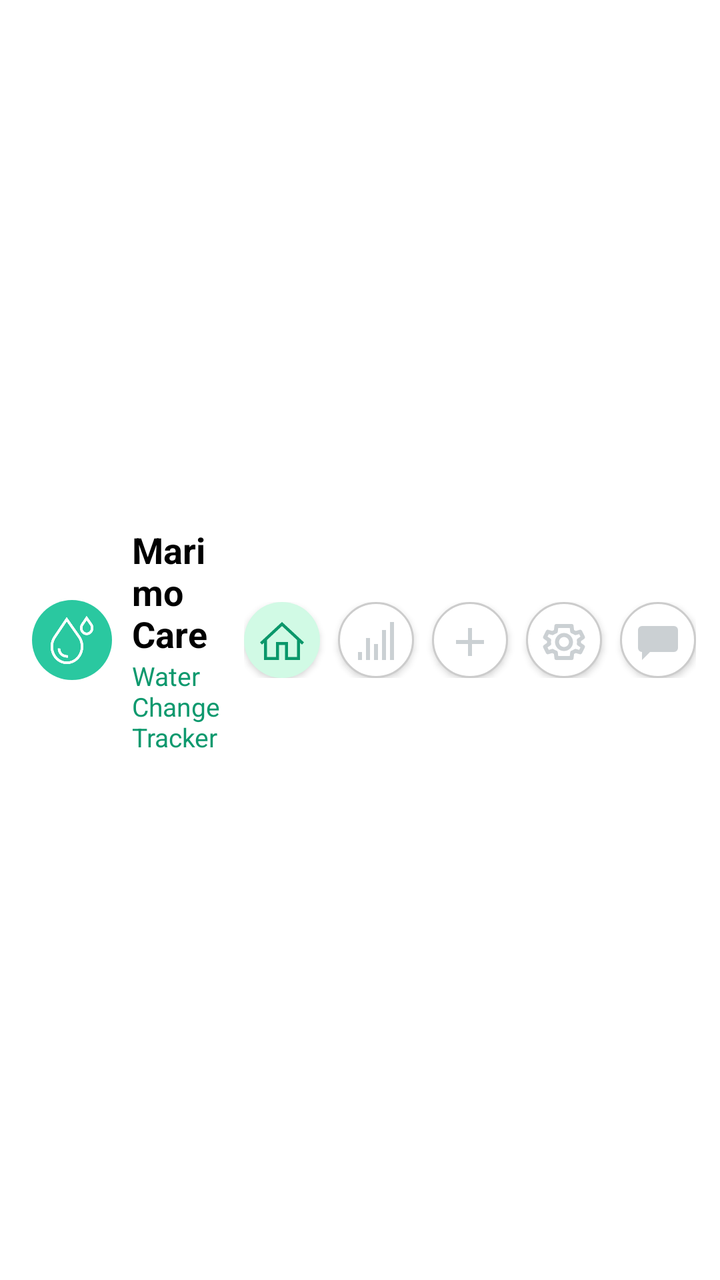
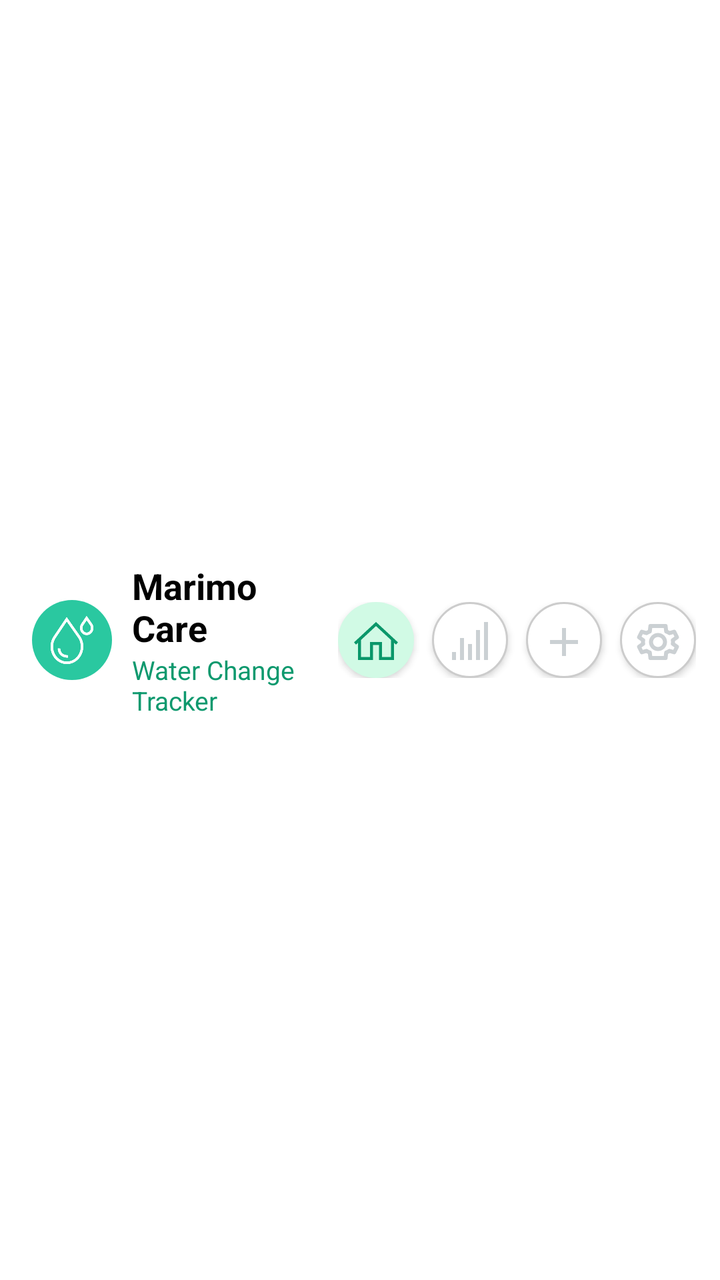

Screens rendered from an Android XML layout before and after an edit, with the pre-edit source and the edit as a unified diff.
<!-- AndroidManifest.xml: application theme Theme.MarimoCare -->
<!-- res/layout/header.xml -->
<?xml version="1.0" encoding="utf-8"?>
<LinearLayout xmlns:android="http://schemas.android.com/apk/res/android"
    xmlns:app="http://schemas.android.com/apk/res-auto"
    xmlns:tools="http://schemas.android.com/tools"
    android:id="@+id/header"
    android:layout_width="match_parent"
    android:layout_height="wrap_content"
    android:background="?attr/colorSurface"
    android:paddingStart="16dp"
    android:paddingEnd="12dp"
    android:paddingTop="12dp"
    android:paddingBottom="12dp"
    android:orientation="horizontal"
    android:gravity="center_vertical"
    android:clipToPadding="false"
    android:fitsSystemWindows="true"
    android:elevation="4dp">

    <ImageView
        android:id="@+id/appLogo"
        android:layout_width="40dp"
        android:layout_height="40dp"
        android:background="@drawable/bg_button_green"
        android:src="@drawable/ic_water_drop_white"
        android:padding="8dp"
        android:contentDescription="@string/app_name"
        app:tint="@color/marimo_surface" />

    <LinearLayout
        android:layout_width="0dp"
        android:layout_height="wrap_content"
        android:layout_weight="1"
        android:orientation="vertical"
        android:paddingStart="10dp"
        tools:ignore="RtlSymmetry">

        <TextView
            android:id="@+id/titleMain"
            android:layout_width="wrap_content"
            android:layout_height="wrap_content"
            android:text="@string/app_name"
            android:textColor="@android:color/black"
            android:textSize="18sp"
            android:textStyle="bold" />

        <TextView
            android:id="@+id/titleSub"
            android:layout_width="wrap_content"
            android:layout_height="wrap_content"
            android:text="@string/water_change_tracker"
            android:textColor="@color/marimo_text"
            android:textSize="13sp" />
    </LinearLayout>

    <HorizontalScrollView
        android:layout_width="wrap_content"
        android:layout_height="wrap_content"
        android:scrollbars="none">

        <LinearLayout
            android:layout_width="wrap_content"
            android:layout_height="wrap_content"
            android:orientation="horizontal">

            <Button
                android:id="@+id/btnDashboardHeader"
                android:layout_width="38dp"
                android:layout_height="38dp"
                android:background="@drawable/bg_button_light_green"
                android:drawableTop="@drawable/ic_dashboard"
                android:drawableTint="@color/marimo_item_green"
                android:gravity="center"
                android:padding="8dp"
                android:text=""
                app:backgroundTint="@null"
                tools:ignore="ButtonStyle" />

            <Button
                android:id="@+id/btnOpenStats"
                android:layout_width="38dp"
                android:layout_height="38dp"
                android:layout_marginStart="9dp"
                android:background="@drawable/bg_button_white"
                android:drawableTop="@drawable/ic_stats"
                android:drawableTint="@color/marimo_add_icon"
                android:gravity="center"
                android:padding="8dp"
                android:text=""
                app:backgroundTint="@null"
                tools:ignore="ButtonStyle" />

            <Button
                android:id="@+id/btnAddMarimoHeader"
                android:layout_width="38dp"
                android:layout_height="38dp"
                android:layout_marginStart="9dp"
                android:background="@drawable/bg_button_white"
                android:drawableTop="@drawable/ic_add"
                android:drawableTint="@color/marimo_add_icon"
                android:gravity="center"
                android:padding="8dp"
                android:text=""
                app:backgroundTint="@null"
                tools:ignore="ButtonStyle" />

            <Button
                android:id="@+id/btnOpenSettings"
                android:layout_width="38dp"
                android:layout_height="38dp"
                android:layout_marginStart="9dp"
                android:background="@drawable/bg_button_white"
                android:drawableTop="@drawable/ic_settings"
                android:drawableTint="@color/marimo_add_icon"
                android:gravity="center"
                android:padding="8dp"
                android:text=""
                app:backgroundTint="@null"
                tools:ignore="ButtonStyle" />

            <Button
                android:id="@+id/btnOpenFeedback"
                android:layout_width="38dp"
                android:layout_height="38dp"
                android:layout_marginStart="9dp"
                android:background="@drawable/bg_button_white"
                android:drawableTop="@drawable/ic_feedback"
                android:drawableTint="@color/marimo_add_icon"
                android:gravity="center"
                android:padding="8dp"
                android:text=""
                app:backgroundTint="@null"
                tools:ignore="ButtonStyle" />

        </LinearLayout>

    </HorizontalScrollView>

</LinearLayout>
<!-- resources referenced by this layout -->
<resources>
  <color name="marimo_add_icon">#cbd0d3</color>
  <color name="marimo_item_green">#0a976a</color>
  <color name="marimo_surface">#FFFFFF</color>
  <color name="marimo_text">#0e996e</color>
  <!-- drawable bg_button_green (drawable) -->
  <?xml version="1.0" encoding="utf-8"?>
  <selector xmlns:android="http://schemas.android.com/apk/res/android">
      
      <item android:state_pressed="true">
          <shape android:shape="rectangle">
              <solid android:color="#088A5C" />
              <corners android:radius="50dp" />
          </shape>
      </item>
  
      
      <item>
          <shape android:shape="rectangle">
              <solid android:color="@color/marimo_primary" />
              <corners android:radius="50dp" />
          </shape>
      </item>
  </selector>
  <!-- drawable bg_button_light_green (drawable) -->
  <?xml version="1.0" encoding="utf-8"?>
  <selector xmlns:android="http://schemas.android.com/apk/res/android">
      
      <item android:state_pressed="true">
          <shape android:shape="rectangle">
              <solid android:color="#088A5C" />
              <corners android:radius="50dp" />
          </shape>
      </item>
  
      
      <item>
          <shape android:shape="rectangle">
              <solid android:color="@color/marimo_header" />
              <corners android:radius="50dp" />
          </shape>
      </item>
  </selector>
  <!-- drawable ic_dashboard (drawable) -->
  <vector xmlns:android="http://schemas.android.com/apk/res/android" xmlns:aapt="http://schemas.android.com/aapt"
      android:viewportWidth="256"
      android:viewportHeight="256"
      android:width="24dp"
      android:height="24dp">
      <group
          android:scaleX="16"
          android:scaleY="16">
          <path
              android:pathData="M8 1.32031l-7.33984 6.8125l0.67969 0.73438l0.66016 -0.61328v5.74609h5v-5h2v5h5v-5.74609l0.66016 0.61328l0.67969 -0.73437zM8 2.67969l5 4.64844v5.67188h-3v-5h-4v5h-3v-5.67187z"
              android:fillColor="#0A976A"
              android:strokeMiterLimit="10" />
      </group>
  </vector>
  <!-- drawable ic_feedback (drawable) -->
  <vector xmlns:android="http://schemas.android.com/apk/res/android"
      android:width="24dp"
      android:height="24dp"
      android:viewportWidth="24"
      android:viewportHeight="24">
      <path
          android:fillColor="#FFFFFFFF"
          android:pathData="M4,4h16a2,2 0 0 1 2,2v9a2,2 0 0 1 -2,2H8l-4,4v-4H4a2,2 0 0 1 -2,-2V6a2,2 0 0 1 2,-2z"/>
  
      <path
          android:fillColor="#FFFFFFFF"
          android:pathData="M7,8h10v1H7z"/>
  
      <path
          android:fillColor="#FFFFFFFF"
          android:pathData="M7,11h7v1H7z"/>
  
  </vector>
  <string name="app_name">Marimo Care</string>
  <string name="water_change_tracker">Water Change Tracker</string>
  <color name="marimo_primary">#2ac8a0</color>
  <color name="marimo_header">#d1fae5</color>
  <color name="marimo_dark">#000000</color>
  <color name="marimo_red">#D9534F</color>
  <color name="marimo_text_primary">#0B6E4F</color>
  <color name="marimo_text_secondary">#555555</color>
  <style name="Shape.Marimo.Small" parent="ShapeAppearance.Material3.Corner.Small">
          <item name="cornerFamily">rounded</item>
          <item name="cornerSize">8dp</item>
      </style>
  <style name="Shape.Marimo.Large" parent="ShapeAppearance.Material3.Corner.Large">
          <item name="cornerFamily">rounded</item>
          <item name="cornerSize">16dp</item>
      </style>
  <style name="Widget.Marimo.Button" parent="Widget.Material3.Button">
          <item name="cornerRadius">16dp</item>
          <item name="android:textAllCaps">false</item>
      </style>
  <style name="Text.Marimo.Body" parent="@style/TextAppearance.Material3.BodyMedium">
          <item name="android:textColor">@color/marimo_text_secondary</item>
      </style>
  <style name="CardCounterStyle">
          <item name="cardBackgroundColor">@android:color/white</item>
      </style>
  <color name="marimo_text_hint">#888888</color>
  <!-- unchanged entries left out for length: 10 -->
</resources>

<!-- the commit's change to res/layout/header.xml (unified diff, before → after) -->
@@ -13,7 +13,6 @@
     android:orientation="horizontal"
     android:gravity="center_vertical"
     android:clipToPadding="false"
-    android:fitsSystemWindows="true"
     android:elevation="4dp">
 
     <ImageView
@@ -117,19 +116,6 @@
                 app:backgroundTint="@null"
                 tools:ignore="ButtonStyle" />
 
-            <Button
-                android:id="@+id/btnOpenFeedback"
-                android:layout_width="38dp"
-                android:layout_height="38dp"
-                android:layout_marginStart="9dp"
-                android:background="@drawable/bg_button_white"
-                android:drawableTop="@drawable/ic_feedback"
-                android:drawableTint="@color/marimo_add_icon"
-                android:gravity="center"
-                android:padding="8dp"
-                android:text=""
-                app:backgroundTint="@null"
-                tools:ignore="ButtonStyle" />
 
         </LinearLayout>
 
<!-- resource entries referenced after the edit -->
@@ -10,7 +10,7 @@
       
       <item android:state_pressed="true">
           <shape android:shape="rectangle">
-              <solid android:color="#088A5C" />
+              <solid android:color="@color/green_primary" />
               <corners android:radius="50dp" />
           </shape>
       </item>
@@ -29,7 +29,7 @@
       
       <item android:state_pressed="true">
           <shape android:shape="rectangle">
-              <solid android:color="#088A5C" />
+              <solid android:color="@color/green_primary" />
               <corners android:radius="50dp" />
           </shape>
       </item>
@@ -53,31 +53,13 @@
           android:scaleY="16">
           <path
               android:pathData="M8 1.32031l-7.33984 6.8125l0.67969 0.73438l0.66016 -0.61328v5.74609h5v-5h2v5h5v-5.74609l0.66016 0.61328l0.67969 -0.73437zM8 2.67969l5 4.64844v5.67188h-3v-5h-4v5h-3v-5.67187z"
-              android:fillColor="#0A976A"
+              android:fillColor="@color/marimo_item_green"
               android:strokeMiterLimit="10" />
       </group>
   </vector>
-  <!-- drawable ic_feedback (drawable) -->
-  <vector xmlns:android="http://schemas.android.com/apk/res/android"
-      android:width="24dp"
-      android:height="24dp"
-      android:viewportWidth="24"
-      android:viewportHeight="24">
-      <path
-          android:fillColor="#FFFFFFFF"
-          android:pathData="M4,4h16a2,2 0 0 1 2,2v9a2,2 0 0 1 -2,2H8l-4,4v-4H4a2,2 0 0 1 -2,-2V6a2,2 0 0 1 2,-2z"/>
-  
-      <path
-          android:fillColor="#FFFFFFFF"
-          android:pathData="M7,8h10v1H7z"/>
-  
-      <path
-          android:fillColor="#FFFFFFFF"
-          android:pathData="M7,11h7v1H7z"/>
-  
-  </vector>
   <string name="app_name">Marimo Care</string>
   <string name="water_change_tracker">Water Change Tracker</string>
+  <color name="green_primary">#0B8A6A</color>
   <color name="marimo_primary">#2ac8a0</color>
   <color name="marimo_header">#d1fae5</color>
   <color name="marimo_dark">#000000</color>
